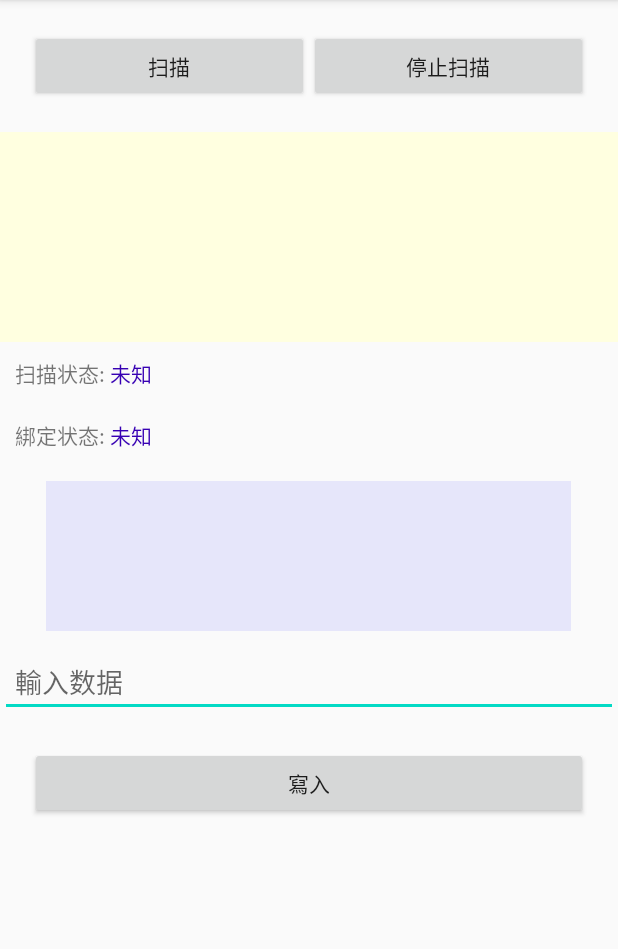
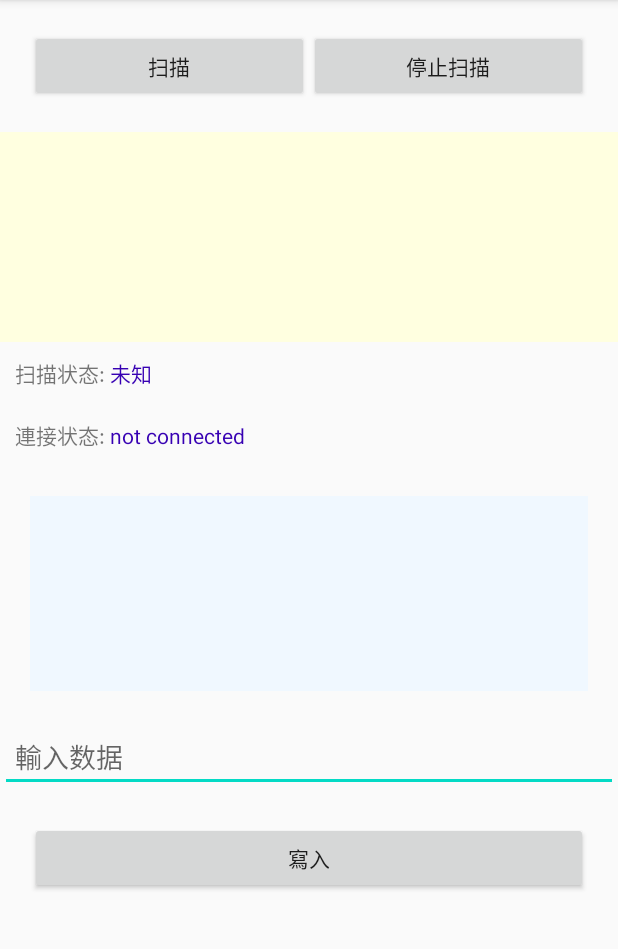
Before and after one commit to cindyle0470/bluetooth, an Android app: the screen it shows after launch (BluetoothChatActivity), on a phone screen of 412 x 824 dp, the part 84-1033 px from its top. Run offline under Robolectric (Android 15) with nearby library versions, the phone set to English and light mode, and no system bars.

Commit message:
Initial Commit

```diff
--- a/app/src/main/AndroidManifest.xml
+++ b/app/src/main/AndroidManifest.xml
@@ -7,13 +7,14 @@
         android:label="@string/app_name"
         android:supportsRtl="true"
         android:theme="@style/AppTheme">
-        <activity android:name=".BluetoothChatActivity">
+        <activity android:name=".bluetoothChat.BluetoothChatActivity">
             <intent-filter>
                 <action android:name="android.intent.action.MAIN" />
 
                 <category android:name="android.intent.category.LAUNCHER" />
             </intent-filter>
         </activity>
+        <activity android:name=".BleActivity" />
     </application>
     <uses-permission android:name="android.permission.ACCESS_FINE_LOCATION" />
     <uses-permission android:name="android.permission.BLUETOOTH" />
--- a/app/src/main/java/com/example/myapplication/bluetoothChat/BluetoothChatActivity.java
+++ b/app/src/main/java/com/example/myapplication/bluetoothChat/BluetoothChatActivity.java
@@ -1,4 +1,4 @@
-package com.example.myapplication;
+package com.example.myapplication.bluetoothChat;
 
 import androidx.annotation.NonNull;
 import androidx.annotation.Nullable;
@@ -17,7 +17,6 @@ import android.content.pm.PackageManager;
 import android.os.Bundle;
 import android.os.Handler;
 import android.os.Message;
-import android.renderscript.ScriptGroup;
 import android.util.Log;
 import android.view.View;
 import android.widget.AdapterView;
@@ -28,6 +27,8 @@ import android.widget.ListView;
 import android.widget.SimpleAdapter;
 import android.widget.TextView;
 import android.widget.Toast;
+
+import com.example.myapplication.R;
 
 import java.util.ArrayList;
 import java.util.HashMap;
@@ -81,19 +82,19 @@ public class BluetoothChatActivity extends AppCompatActivity {
     }
 
     private void sendMessage(String message) {
-        // Check that we're actually connected before trying anything
+        // 先確認 bluetoothChatService 是否仍連線
         if (chatService.getState() != BluetoothChatService.STATE_CONNECTED) {
             showToast("You are not connected to a device");
             return;
         }
 
-        // Check that there's actually something to send
+        // 確認用戶是否有寫入訊息
         if (message.length() > 0) {
-            // Get the message bytes and tell the BluetoothChatService to write
+            // 將寫入之 String 轉成 bytes，再傳至 BluetoothChatService
             byte[] send = message.getBytes();
             chatService.write(send);
 
-            // Reset out string buffer to zero and clear the edit text field
+            // 清空 string buffer & 輸入欄位
             mOutStringBuffer.setLength(0);
             edWrite.setText("");
         }
@@ -234,6 +235,8 @@ public class BluetoothChatActivity extends AppCompatActivity {
     protected void onDestroy() {
         super.onDestroy();
 
+        unregisterReceiver(receiver);
+
         if(bluetoothAdapter.isDiscovering()){
             bluetoothAdapter.cancelDiscovery();
         }
@@ -313,10 +316,10 @@ public class BluetoothChatActivity extends AppCompatActivity {
         checkLocationPermissions();
         showLog("確認危險權限");
         openBt();
-        // Initialize the BluetoothChatService to perform bluetooth connections
+        // 初始化 BluetoothChatService
         chatService = new BluetoothChatService(this, mHandler);
 
-        // Initialize the buffer for outgoing messages
+        // 初始化 StringBuffer
         mOutStringBuffer = new StringBuffer();
     }
 
--- a/app/src/main/java/com/example/myapplication/bluetoothChat/BluetoothChatService.java
+++ b/app/src/main/java/com/example/myapplication/bluetoothChat/BluetoothChatService.java
@@ -1,4 +1,4 @@
-package com.example.myapplication;
+package com.example.myapplication.bluetoothChat;
 
 import android.bluetooth.BluetoothAdapter;
 import android.bluetooth.BluetoothDevice;
--- a/app/src/main/java/com/example/myapplication/bluetoothChat/Constants.java
+++ b/app/src/main/java/com/example/myapplication/bluetoothChat/Constants.java
@@ -1,4 +1,4 @@
-package com.example.myapplication;
+package com.example.myapplication.bluetoothChat;
 
 
 /**
--- a/app/src/main/res/layout/activity_client2.xml
+++ b/app/src/main/res/layout/activity_client2.xml
@@ -72,12 +72,12 @@
         <TextView
             android:layout_width="wrap_content"
             android:layout_height="wrap_content"
-            android:text="綁定状态: "
+            android:text="連接状态: "
             />
         <TextView
             android:layout_width="wrap_content"
             android:layout_height="wrap_content"
-            android:id="@+id/tv_pairing_state"
+            android:id="@+id/tv_connect_state"
             android:textColor="@color/design_default_color_primary_dark"
             android:text="未知"
             />
@@ -141,16 +141,13 @@
     <!--            />-->
     <!--    </LinearLayout>-->
 
-    <TextView
-        android:id="@+id/tv"
-        android:background="#E6E6FA"
+    <ListView
+        android:layout_width="match_parent"
+        android:layout_height="130dp"
+        android:layout_margin="20dp"
+        android:id="@+id/chatBox"
         android:layout_gravity="center"
-        android:paddingLeft="10dp"
-        android:layout_width="350dp"
-        android:layout_height="100dp"
-        android:layout_marginTop="10dp" />
-
-
+        android:background="@color/aliceblue"/>
 
     <EditText
         android:padding="10dp"
@@ -158,7 +155,6 @@
         android:layout_height="wrap_content"
         android:id="@+id/et_write"
         android:hint="輸入数据"
-        android:layout_marginTop="10dp"
         />
     <LinearLayout
         android:padding="20dp"
--- a/app/src/main/res/values/colors.xml
+++ b/app/src/main/res/values/colors.xml
@@ -3,4 +3,8 @@
     <color name="colorPrimary">#6200EE</color>
     <color name="colorPrimaryDark">#3700B3</color>
     <color name="colorAccent">#03DAC5</color>
+    <color name="aliceblue">#F0F8FF</color>
+
+
+
 </resources>
```
